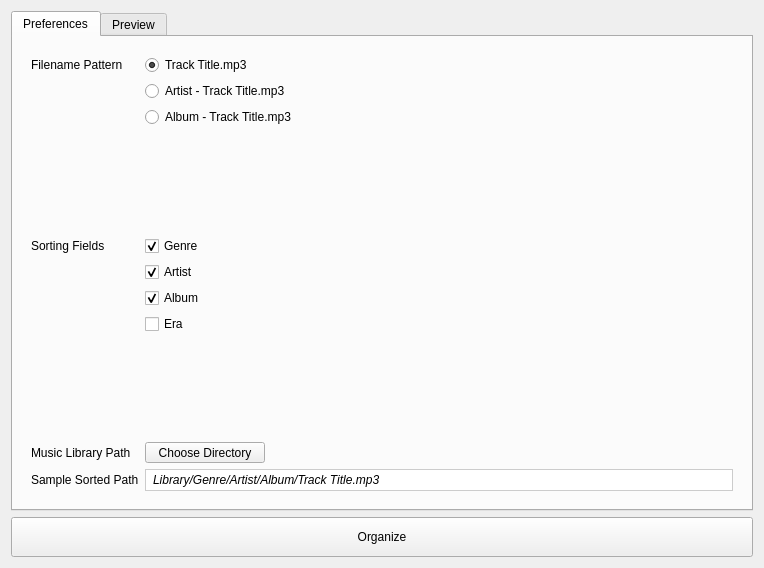
Above: app/views/library/library.ui from amireh/kaboomp3 before the change. Below: the same form after it.
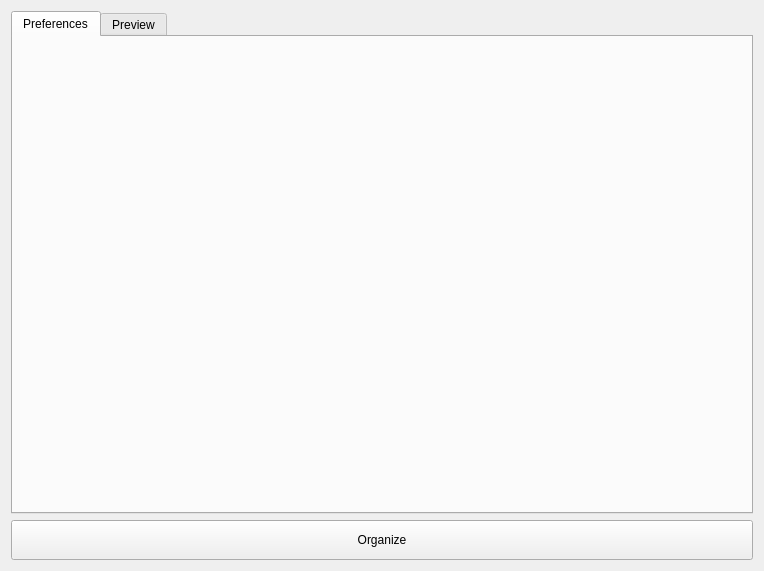
That is the form after the change.

Commit message: library preferences now fully functional

```diff
--- a/app/views/library/library.ui
+++ b/app/views/library/library.ui
@@ -7,7 +7,7 @@
     <x>0</x>
     <y>0</y>
     <width>764</width>
-    <height>568</height>
+    <height>571</height>
    </rect>
   </property>
   <property name="windowTitle">
@@ -56,207 +56,25 @@
      <property name="usesScrollButtons">
       <bool>false</bool>
      </property>
+     <property name="documentMode">
+      <bool>false</bool>
+     </property>
+     <property name="tabsClosable">
+      <bool>false</bool>
+     </property>
+     <property name="movable">
+      <bool>false</bool>
+     </property>
      <widget class="QWidget" name="tabPreferences">
       <attribute name="title">
        <string>Preferences</string>
       </attribute>
       <layout class="QGridLayout" name="gridLayout_3">
+       <property name="margin">
+        <number>0</number>
+       </property>
        <item row="0" column="0">
-        <widget class="QStackedWidget" name="viewPreferences">
-         <widget class="QWidget" name="page">
-          <layout class="QGridLayout" name="gridLayout_4">
-           <item row="0" column="0">
-            <layout class="QFormLayout" name="formLayout">
-             <property name="sizeConstraint">
-              <enum>QLayout::SetMinAndMaxSize</enum>
-             </property>
-             <property name="fieldGrowthPolicy">
-              <enum>QFormLayout::ExpandingFieldsGrow</enum>
-             </property>
-             <property name="labelAlignment">
-              <set>Qt::AlignLeading|Qt::AlignLeft|Qt::AlignVCenter</set>
-             </property>
-             <property name="formAlignment">
-              <set>Qt::AlignLeading|Qt::AlignLeft|Qt::AlignTop</set>
-             </property>
-             <item row="0" column="0">
-              <widget class="QLabel" name="filenamePatternLabel">
-               <property name="text">
-                <string>Filename Pattern</string>
-               </property>
-              </widget>
-             </item>
-             <item row="0" column="1">
-              <widget class="QRadioButton" name="radioButton">
-               <property name="text">
-                <string>Track Title.mp3</string>
-               </property>
-               <property name="checked">
-                <bool>true</bool>
-               </property>
-              </widget>
-             </item>
-             <item row="1" column="1">
-              <widget class="QRadioButton" name="radioButton_2">
-               <property name="text">
-                <string>Artist - Track Title.mp3</string>
-               </property>
-              </widget>
-             </item>
-             <item row="2" column="1">
-              <widget class="QRadioButton" name="radioButton_3">
-               <property name="text">
-                <string>Album - Track Title.mp3</string>
-               </property>
-              </widget>
-             </item>
-             <item row="4" column="0">
-              <widget class="QLabel" name="sortingFieldsLabel">
-               <property name="text">
-                <string>Sorting Fields</string>
-               </property>
-              </widget>
-             </item>
-             <item row="4" column="1">
-              <widget class="QCheckBox" name="sortingFieldsCheckBox">
-               <property name="text">
-                <string>Genre</string>
-               </property>
-               <property name="checked">
-                <bool>true</bool>
-               </property>
-              </widget>
-             </item>
-             <item row="6" column="1">
-              <widget class="QCheckBox" name="checkBox_2">
-               <property name="text">
-                <string>Album</string>
-               </property>
-               <property name="checked">
-                <bool>true</bool>
-               </property>
-              </widget>
-             </item>
-             <item row="7" column="1">
-              <widget class="QCheckBox" name="checkBox_3">
-               <property name="text">
-                <string>Era</string>
-               </property>
-              </widget>
-             </item>
-             <item row="10" column="0">
-              <widget class="QLabel" name="sampleSortedPathLabel">
-               <property name="text">
-                <string>Sample Sorted Path</string>
-               </property>
-              </widget>
-             </item>
-             <item row="10" column="1">
-              <widget class="QLineEdit" name="sampleSortedPathLineEdit">
-               <property name="enabled">
-                <bool>true</bool>
-               </property>
-               <property name="sizePolicy">
-                <sizepolicy hsizetype="Expanding" vsizetype="Fixed">
-                 <horstretch>0</horstretch>
-                 <verstretch>0</verstretch>
-                </sizepolicy>
-               </property>
-               <property name="minimumSize">
-                <size>
-                 <width>300</width>
-                 <height>0</height>
-                </size>
-               </property>
-               <property name="focusPolicy">
-                <enum>Qt::NoFocus</enum>
-               </property>
-               <property name="acceptDrops">
-                <bool>false</bool>
-               </property>
-               <property name="autoFillBackground">
-                <bool>true</bool>
-               </property>
-               <property name="styleSheet">
-                <string notr="true">border: 1px solid #ccc;
-padding: 2px 5px;
-font: italic;</string>
-               </property>
-               <property name="text">
-                <string>Library/Genre/Artist/Album/Track Title.mp3</string>
-               </property>
-               <property name="frame">
-                <bool>true</bool>
-               </property>
-               <property name="readOnly">
-                <bool>true</bool>
-               </property>
-              </widget>
-             </item>
-             <item row="5" column="1">
-              <widget class="QCheckBox" name="checkBox">
-               <property name="text">
-                <string>Artist</string>
-               </property>
-               <property name="checked">
-                <bool>true</bool>
-               </property>
-              </widget>
-             </item>
-             <item row="3" column="1">
-              <spacer name="verticalSpacer">
-               <property name="orientation">
-                <enum>Qt::Vertical</enum>
-               </property>
-               <property name="sizeHint" stdset="0">
-                <size>
-                 <width>20</width>
-                 <height>10</height>
-                </size>
-               </property>
-              </spacer>
-             </item>
-             <item row="8" column="1">
-              <spacer name="verticalSpacer_2">
-               <property name="orientation">
-                <enum>Qt::Vertical</enum>
-               </property>
-               <property name="sizeHint" stdset="0">
-                <size>
-                 <width>20</width>
-                 <height>10</height>
-                </size>
-               </property>
-              </spacer>
-             </item>
-             <item row="9" column="0">
-              <widget class="QLabel" name="musicLibraryPathLabel">
-               <property name="text">
-                <string>Music Library Path</string>
-               </property>
-              </widget>
-             </item>
-             <item row="9" column="1">
-              <widget class="QToolButton" name="toolButton">
-               <property name="minimumSize">
-                <size>
-                 <width>120</width>
-                 <height>0</height>
-                </size>
-               </property>
-               <property name="text">
-                <string>Choose Directory</string>
-               </property>
-               <property name="arrowType">
-                <enum>Qt::NoArrow</enum>
-               </property>
-              </widget>
-             </item>
-            </layout>
-           </item>
-          </layout>
-         </widget>
-        </widget>
+        <widget class="QStackedWidget" name="viewPreferences"/>
        </item>
       </layout>
      </widget>
```
Left out of the diff: 8 changed lines with no effect on the pictures. The commit also changes 5 other files.
